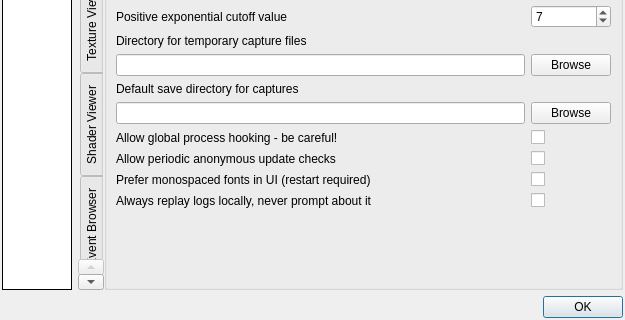
baldurk/renderdoc, file qrenderdoc/Windows/Dialogs/SettingsDialog.ui: the form before one commit; both pictures show x 0 to 625 and y 150 to 470 of the 625 by 470 pixel window.
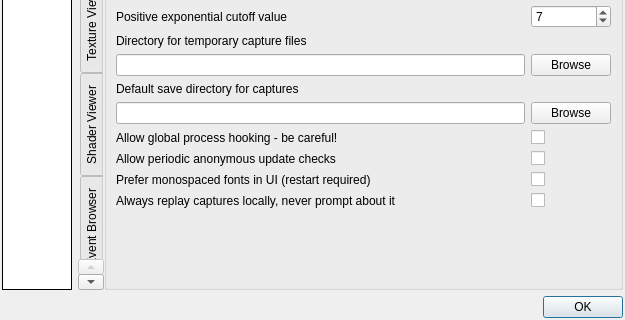
The form after the commit.

Commit message:
Normalise terminology in UI code - don't call captures 'logs'
* Log is an overloaded term since it can also mean the debug log. We now
  consistently refer to capture files as capture files or just captures
  for short. The log is just for log messages and diagnostics.
* The user-facing UI was mostly already consistent, but many of the
  public interfaces exposed to python needed to be renamed, and it made
  more sense just to make everything consistent.

```diff
--- a/qrenderdoc/Windows/Dialogs/SettingsDialog.ui
+++ b/qrenderdoc/Windows/Dialogs/SettingsDialog.ui
@@ -338,7 +338,7 @@
 This option overrides that and will always replay locally if the local context is selected.</string>
             </property>
             <property name="text">
-             <string>Always replay logs locally, never prompt about it</string>
+             <string>Always replay captures locally, never prompt about it</string>
             </property>
            </widget>
           </item>
```
Left out of the diff: 2 changed lines with no effect on the pictures. The commit also changes 51 other files.
